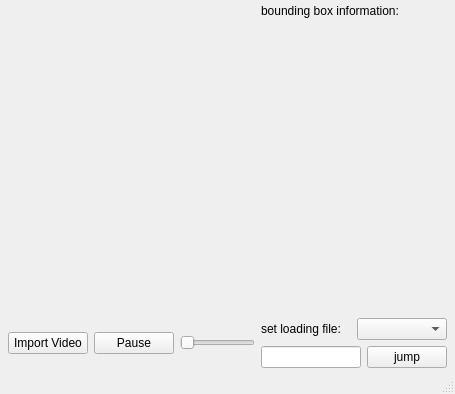
Old version of the form mainwindow.ui in the repository Daniel-ShinShen/pythonProject_FaceDetection.
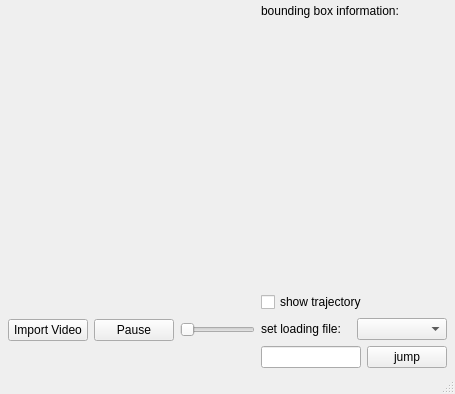
New version of the form.

Commit message: implement the draw_trajectory function in main.py

Patch:
```diff
--- a/mainwindow.ui
+++ b/mainwindow.ui
@@ -118,6 +118,13 @@
     </item>
     <item row="4" column="1">
      <layout class="QVBoxLayout" name="verticalLayout_4">
+      <item>
+       <widget class="QCheckBox" name="trajectory_checkBox">
+        <property name="text">
+         <string>show trajectory</string>
+        </property>
+       </widget>
+      </item>
       <item>
        <layout class="QHBoxLayout" name="horizontalLayout_2">
         <item>
```
The commit also changes 1 other file.
